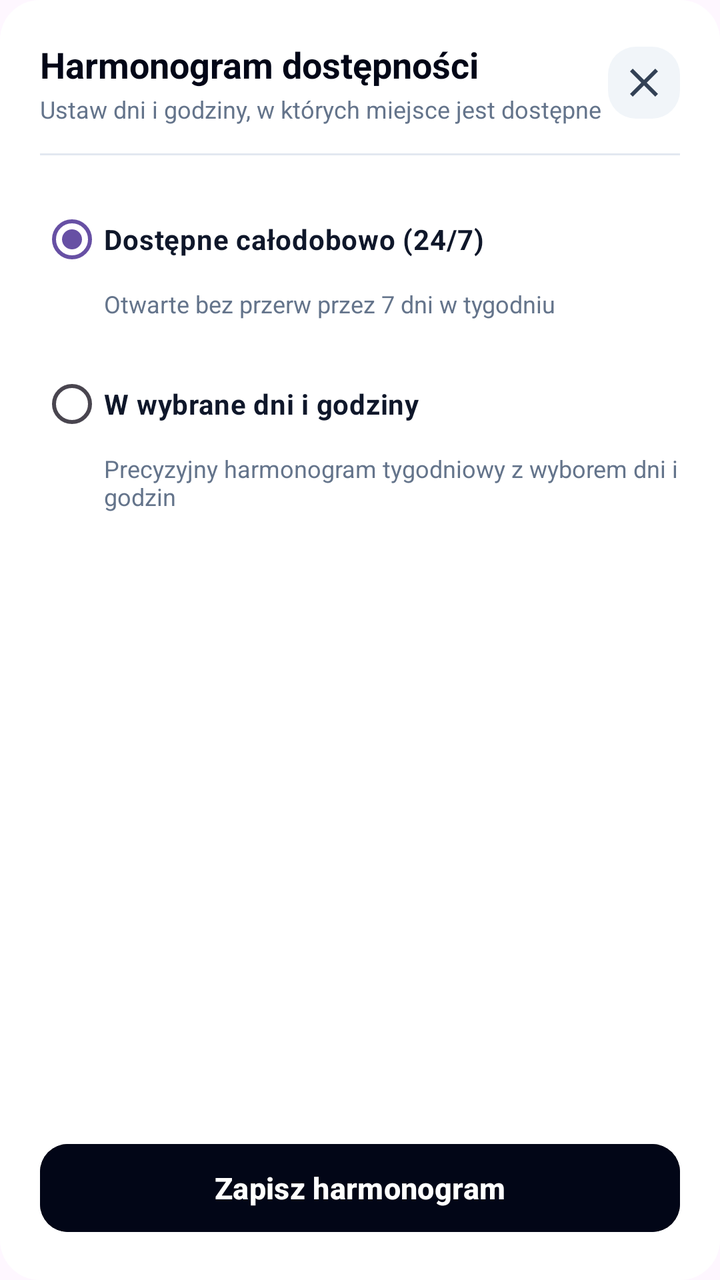
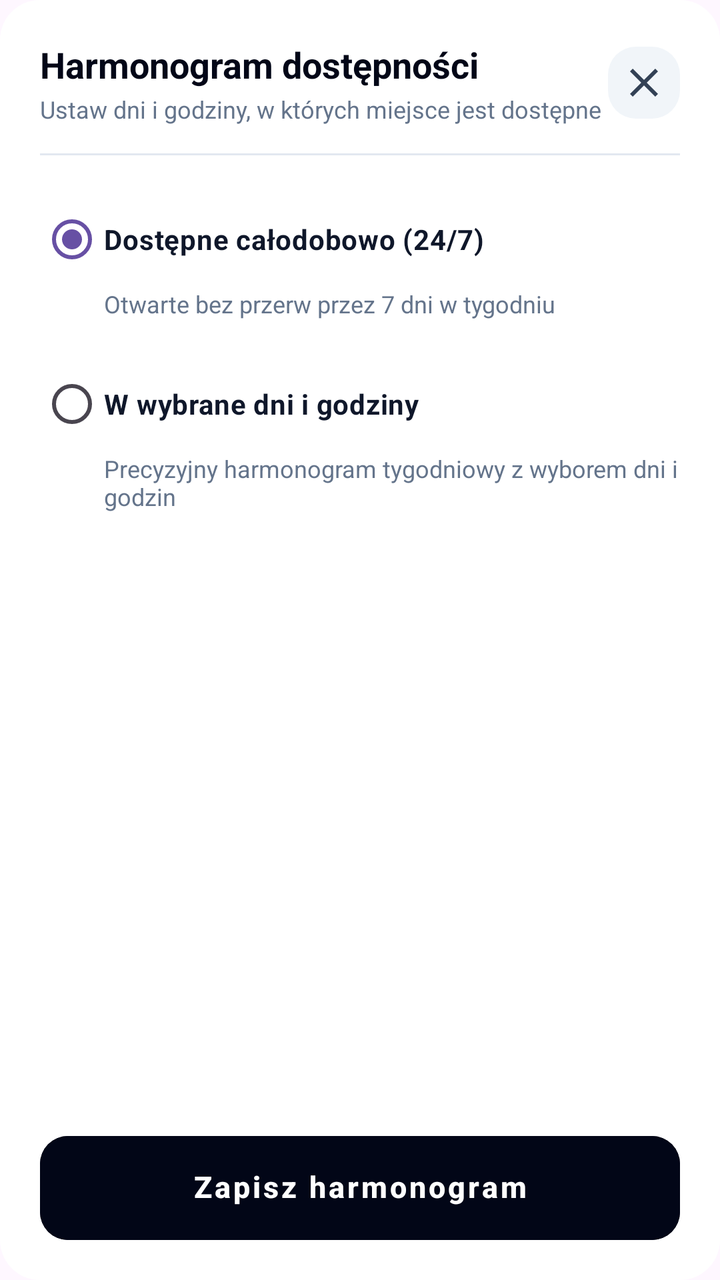

Two renders of the same Android screen: before a commit and after it. Below are the layout's source before the change and the commit's diff.
<!-- AndroidManifest.xml: application theme Theme.Project -->
<!-- res/layout/dialog_edit_weekly_availability.xml -->
<?xml version="1.0" encoding="utf-8"?>
<LinearLayout xmlns:android="http://schemas.android.com/apk/res/android"
    xmlns:app="http://schemas.android.com/apk/res-auto"
    xmlns:tools="http://schemas.android.com/tools"
    android:layout_width="match_parent"
    android:layout_height="wrap_content"
    android:background="@drawable/bg_dialog_rounded"
    android:orientation="vertical"
    android:padding="20dp">

    
    <RelativeLayout
        android:layout_width="match_parent"
        android:layout_height="wrap_content">

        <LinearLayout
            android:layout_width="wrap_content"
            android:layout_height="wrap_content"
            android:layout_alignParentStart="true"
            android:layout_centerVertical="true"
            android:layout_toStartOf="@id/btn_close_dialog"
            android:orientation="vertical">

            <TextView
                android:layout_width="wrap_content"
                android:layout_height="wrap_content"
                android:text="@string/dialog_edit_rules_title"
                android:textColor="@color/brand_slate_950"
                android:textSize="18sp"
                android:textStyle="bold" />

            <TextView
                android:layout_width="wrap_content"
                android:layout_height="wrap_content"
                android:layout_marginTop="2dp"
                android:text="Ustaw dni i godziny, w których miejsce jest dostępne"
                android:textColor="@color/brand_slate_500"
                android:textSize="12sp" />
        </LinearLayout>

        <ImageButton
            android:id="@+id/btn_close_dialog"
            android:layout_width="36dp"
            android:layout_height="36dp"
            android:layout_alignParentEnd="true"
            android:layout_centerVertical="true"
            android:background="@drawable/bg_icon_rounded_slate"
            android:contentDescription="@string/btn_close"
            android:src="@drawable/ic_close"
            app:tint="@color/brand_slate_700" />
    </RelativeLayout>

    <View
        android:layout_width="match_parent"
        android:layout_height="1dp"
        android:layout_marginVertical="14dp"
        android:background="@color/brand_slate_200" />

    <ScrollView
        android:layout_width="match_parent"
        android:layout_height="0dp"
        android:layout_weight="1"
        android:maxHeight="420dp"
        android:overScrollMode="never"
        android:scrollbars="none">

        <LinearLayout
            android:layout_width="match_parent"
            android:layout_height="wrap_content"
            android:orientation="vertical">

            
            <LinearLayout
                android:layout_width="match_parent"
                android:layout_height="wrap_content"
                android:orientation="vertical">

                <LinearLayout
                    android:id="@+id/container_dialog_opt_24_7"
                    android:layout_width="match_parent"
                    android:layout_height="wrap_content"
                    android:clickable="true"
                    android:focusable="true"
                    android:foreground="?android:attr/selectableItemBackground"
                    android:orientation="vertical"
                    android:paddingVertical="4dp">

                    <RadioButton
                        android:id="@+id/radio_dialog_24_7"
                        android:layout_width="match_parent"
                        android:layout_height="wrap_content"
                        android:buttonTint="@color/brand_emerald_600"
                        android:checked="true"
                        android:clickable="false"
                        android:focusable="false"
                        android:text="@string/opt_available_24_7"
                        android:textColor="@color/brand_slate_900"
                        android:textSize="14sp"
                        android:textStyle="bold" />

                    <TextView
                        android:layout_width="wrap_content"
                        android:layout_height="wrap_content"
                        android:layout_marginStart="32dp"
                        android:text="@string/opt_available_24_7_desc"
                        android:textColor="@color/brand_slate_500"
                        android:textSize="12sp" />
                </LinearLayout>

                <LinearLayout
                    android:id="@+id/container_dialog_opt_custom"
                    android:layout_width="match_parent"
                    android:layout_height="wrap_content"
                    android:layout_marginTop="10dp"
                    android:clickable="true"
                    android:focusable="true"
                    android:foreground="?android:attr/selectableItemBackground"
                    android:orientation="vertical"
                    android:paddingVertical="4dp">

                    <RadioButton
                        android:id="@+id/radio_dialog_custom"
                        android:layout_width="match_parent"
                        android:layout_height="wrap_content"
                        android:buttonTint="@color/brand_emerald_600"
                        android:clickable="false"
                        android:focusable="false"
                        android:text="@string/opt_custom_schedule_title"
                        android:textColor="@color/brand_slate_900"
                        android:textSize="14sp"
                        android:textStyle="bold" />

                    <TextView
                        android:layout_width="wrap_content"
                        android:layout_height="wrap_content"
                        android:layout_marginStart="32dp"
                        android:text="@string/opt_custom_schedule_desc"
                        android:textColor="@color/brand_slate_500"
                        android:textSize="12sp" />
                </LinearLayout>
            </LinearLayout>

            
            <LinearLayout
                android:id="@+id/layout_dialog_custom_schedule"
                android:layout_width="match_parent"
                android:layout_height="wrap_content"
                android:layout_marginTop="14dp"
                android:orientation="vertical"
                android:visibility="gone"
                tools:visibility="visible">

                
                <LinearLayout
                    android:layout_width="match_parent"
                    android:layout_height="wrap_content"
                    android:layout_marginBottom="12dp"
                    android:orientation="horizontal">

                    <TextView
                        android:id="@+id/btn_dialog_preset_weekdays"
                        android:layout_width="wrap_content"
                        android:layout_height="wrap_content"
                        android:background="@drawable/bg_badge_slate"
                        android:clickable="true"
                        android:focusable="true"
                        android:foreground="?android:attr/selectableItemBackground"
                        android:paddingHorizontal="10dp"
                        android:paddingVertical="5dp"
                        android:text="@string/preset_weekdays"
                        android:textColor="@color/brand_slate_700"
                        android:textSize="11sp"
                        android:textStyle="bold" />

                    <TextView
                        android:id="@+id/btn_dialog_preset_all"
                        android:layout_width="wrap_content"
                        android:layout_height="wrap_content"
                        android:layout_marginStart="6dp"
                        android:background="@drawable/bg_badge_slate"
                        android:clickable="true"
                        android:focusable="true"
                        android:foreground="?android:attr/selectableItemBackground"
                        android:paddingHorizontal="10dp"
                        android:paddingVertical="5dp"
                        android:text="@string/preset_all_days"
                        android:textColor="@color/brand_slate_700"
                        android:textSize="11sp"
                        android:textStyle="bold" />

                    <TextView
                        android:id="@+id/btn_dialog_preset_clear"
                        android:layout_width="wrap_content"
                        android:layout_height="wrap_content"
                        android:layout_marginStart="6dp"
                        android:background="@drawable/bg_badge_rose"
                        android:clickable="true"
                        android:focusable="true"
                        android:foreground="?android:attr/selectableItemBackground"
                        android:paddingHorizontal="10dp"
                        android:paddingVertical="5dp"
                        android:text="@string/preset_clear"
                        android:textColor="@color/brand_rose_700"
                        android:textSize="11sp"
                        android:textStyle="bold" />
                </LinearLayout>

                
                <LinearLayout
                    android:id="@+id/container_dialog_days"
                    android:layout_width="match_parent"
                    android:layout_height="wrap_content"
                    android:orientation="vertical" />
            </LinearLayout>
        </LinearLayout>
    </ScrollView>

    
    <com.google.android.material.button.MaterialButton
        android:id="@+id/btn_save_dialog_rules"
        android:layout_width="match_parent"
        android:layout_height="52dp"
        android:layout_marginTop="14dp"
        android:backgroundTint="@color/brand_slate_950"
        android:text="@string/btn_save_rules"
        android:textAllCaps="false"
        android:textColor="@color/white"
        android:textSize="15sp"
        android:textStyle="bold"
        app:cornerRadius="14dp" />
</LinearLayout>
<!-- resources referenced by this layout -->
<resources>
  <color name="brand_emerald_600">#059669</color>
  <color name="brand_rose_700">#BE123C</color>
  <color name="brand_slate_200">#E2E8F0</color>
  <color name="brand_slate_500">#64748B</color>
  <color name="brand_slate_700">#334155</color>
  <color name="brand_slate_900">#0F172A</color>
  <color name="brand_slate_950">#020617</color>
  <color name="white">#FFFFFFFF</color>
  <!-- drawable bg_badge_rose (drawable) -->
  <?xml version="1.0" encoding="utf-8"?>
  <shape xmlns:android="http://schemas.android.com/apk/res/android"
      android:shape="rectangle">
      <solid android:color="@color/brand_rose_50" />
      <stroke
          android:width="1dp"
          android:color="@color/brand_rose_200" />
      <corners android:radius="999dp" />
  </shape>
  <!-- drawable bg_dialog_rounded (drawable) -->
  <?xml version="1.0" encoding="utf-8"?>
  <shape xmlns:android="http://schemas.android.com/apk/res/android"
      android:shape="rectangle">
      <solid android:color="@color/card_background" />
      <corners android:radius="20dp" />
  </shape>
  <string name="btn_close">Zamknij</string>
  <string name="btn_save_rules">Zapisz harmonogram</string>
  <string name="dialog_edit_rules_title">Harmonogram dostępności</string>
  <string name="opt_available_24_7">Dostępne całodobowo (24/7)</string>
  <string name="opt_available_24_7_desc">Otwarte bez przerw przez 7 dni w tygodniu</string>
  <string name="opt_custom_schedule_desc">Precyzyjny harmonogram tygodniowy z wyborem dni i godzin</string>
  <string name="opt_custom_schedule_title">W wybrane dni i godziny</string>
  <string name="preset_all_days">Wszystkie dni</string>
  <string name="preset_clear">Wyczyść</string>
  <string name="preset_weekdays">Pn - Pt (Dni robocze)</string>
  <style name="Theme.Project" parent="Base.Theme.Project" />
  <color name="brand_rose_50">#FFF1F2</color>
  <color name="brand_rose_200">#FECDD3</color>
  <color name="brand_slate_100">#F1F5F9</color>
  <color name="card_background">#FFFFFF</color>
  <color name="brand_slate_300">#CBD5E1</color>
  <color name="text_primary">#0F172A</color>
  <style name="Base.Theme.Project" parent="Theme.Material3.DayNight.NoActionBar">
          <item name="bottomNavigationStyle">@style/Widget.App.BottomNavigationView</item>
      </style>
  <style name="Widget.App.BottomNavigationView" parent="Widget.Material3.BottomNavigationView">
          <item name="itemActiveIndicatorStyle">@style/Widget.App.BottomNavActiveIndicator</item>
          <item name="itemIconTint">@color/bottom_nav_item_color</item>
          <item name="itemTextColor">@color/bottom_nav_item_color</item>
      </style>
  <style name="Widget.App.BottomNavActiveIndicator" parent="Widget.Material3.BottomNavigationView.ActiveIndicator">
          <item name="android:color">@color/green_mint_pill</item>
      </style>
  <color name="green_mint_pill">#52F7A9</color>
  <!-- unchanged entries left out for length: 3 -->
</resources>

<!-- the commit's change to res/layout/dialog_edit_weekly_availability.xml (unified diff, before → after) -->
@@ -218,10 +218,15 @@
     
     <com.google.android.material.button.MaterialButton
         android:id="@+id/btn_save_dialog_rules"
+        style="@style/Widget.MaterialComponents.Button.UnelevatedButton"
         android:layout_width="match_parent"
         android:layout_height="52dp"
         android:layout_marginTop="14dp"
         android:backgroundTint="@color/brand_slate_950"
+        android:gravity="center"
+        android:includeFontPadding="false"
+        android:insetTop="0dp"
+        android:insetBottom="0dp"
         android:text="@string/btn_save_rules"
         android:textAllCaps="false"
         android:textColor="@color/white"
<!-- resource entries referenced after the edit -->
@@ -44,11 +44,25 @@
   <color name="text_primary">#0F172A</color>
   <style name="Base.Theme.Project" parent="Theme.Material3.DayNight.NoActionBar">
           <item name="bottomNavigationStyle">@style/Widget.App.BottomNavigationView</item>
+          <item name="materialButtonStyle">@style/Widget.App.Button</item>
+          <item name="materialButtonOutlinedStyle">@style/Widget.App.Button.Outlined</item>
       </style>
   <style name="Widget.App.BottomNavigationView" parent="Widget.Material3.BottomNavigationView">
           <item name="itemActiveIndicatorStyle">@style/Widget.App.BottomNavActiveIndicator</item>
           <item name="itemIconTint">@color/bottom_nav_item_color</item>
           <item name="itemTextColor">@color/bottom_nav_item_color</item>
+      </style>
+  <style name="Widget.App.Button" parent="Widget.MaterialComponents.Button.UnelevatedButton">
+          <item name="android:gravity">center</item>
+          <item name="android:includeFontPadding">false</item>
+          <item name="android:insetTop">0dp</item>
+          <item name="android:insetBottom">0dp</item>
+      </style>
+  <style name="Widget.App.Button.Outlined" parent="Widget.MaterialComponents.Button.OutlinedButton">
+          <item name="android:gravity">center</item>
+          <item name="android:includeFontPadding">false</item>
+          <item name="android:insetTop">0dp</item>
+          <item name="android:insetBottom">0dp</item>
       </style>
   <style name="Widget.App.BottomNavActiveIndicator" parent="Widget.Material3.BottomNavigationView.ActiveIndicator">
           <item name="android:color">@color/green_mint_pill</item>
